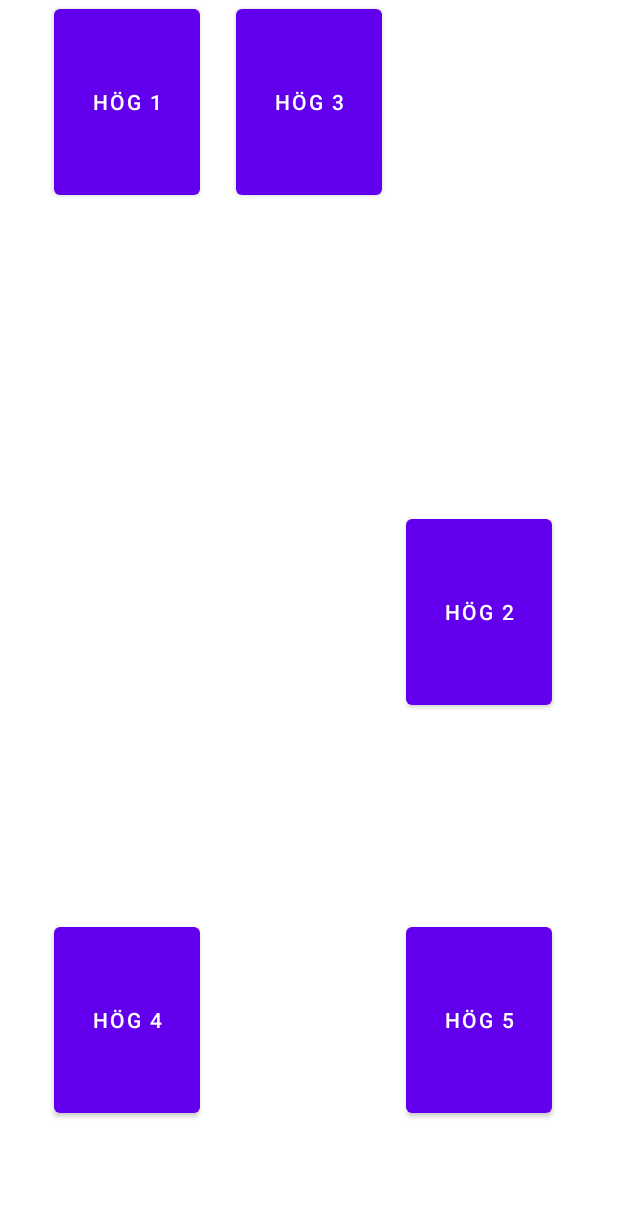
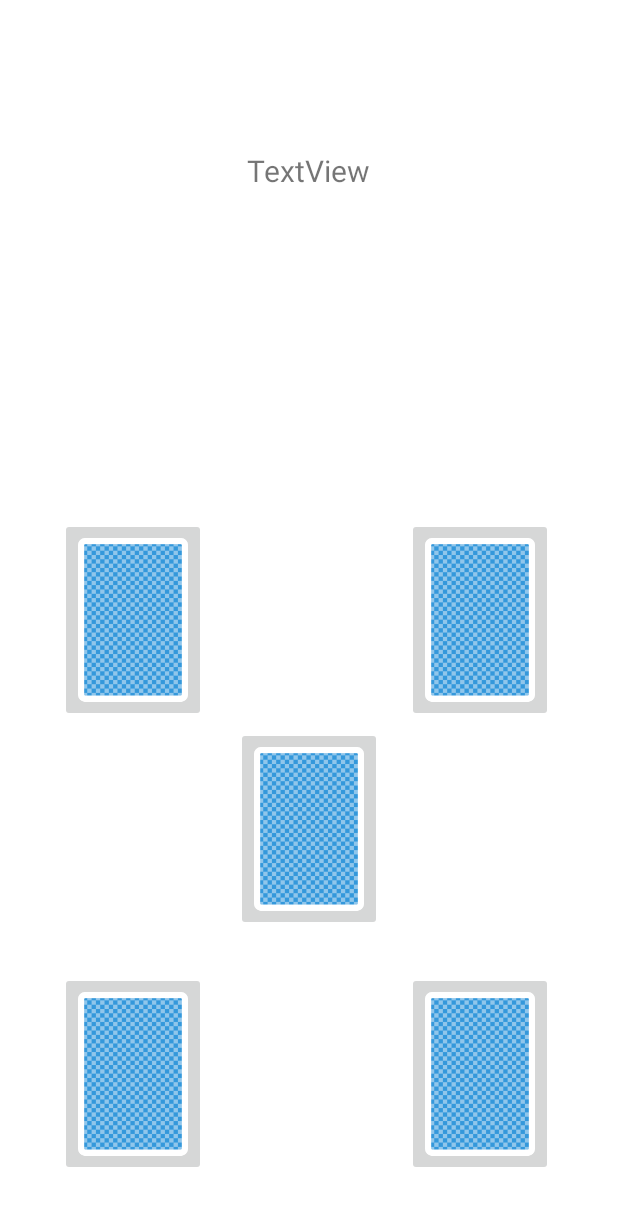
Before and after one commit to VladZGarcia/Banquito2, an Android app: the layout activity_game_start.xml on its own in the app's theme, with its tools: preview values and no code run, on a phone screen of 412 x 824 dp. Shown: the top 1206 px of the screen. Run offline under Robolectric (Android 15) with nearby library versions, the phone set to English and light mode, and no system bars.

Commit message:
second commit

```diff
--- a/app/src/main/java/com/example/banquito2/banquitoGame.kt
+++ b/app/src/main/java/com/example/banquito2/banquitoGame.kt
@@ -30,7 +30,7 @@ class banquitoGame : AppCompatActivity() {
 
         button.setOnClickListener {
 
-            val intent = Intent( this, gameStartActivity::class.java)
+            val intent = Intent( this, GameStartActivity::class.java)
             intent.putExtra("nameText", nameText)
 
             startActivity(intent)
--- a/app/src/main/java/com/example/banquito2/gameStartActivity.kt
+++ b/app/src/main/java/com/example/banquito2/gameStartActivity.kt
@@ -3,9 +3,10 @@ package com.example.banquito2
 import androidx.appcompat.app.AppCompatActivity
 import android.os.Bundle
 import android.widget.Button
+import android.widget.ImageView
 import android.widget.TextView
 
-class gameStartActivity : AppCompatActivity() {
+class GameStartActivity : AppCompatActivity() {
 
     lateinit var infoTextView : TextView
 
@@ -17,13 +18,14 @@ class gameStartActivity : AppCompatActivity() {
 
         val name = intent.getStringExtra("name")
 
-        infoTextView.text = "Banken har delat up korten i fem högar, vilken vill du ha? "
+        infoTextView.text = "Banken har delat up korten i fem högar, $name vilken vill du ha? "
 
-        val cardButton1 =findViewById<Button>(R.id.cardButton1)
-        val cardButton2 =findViewById<Button>(R.id.cardButton2)
-        val cardButton3 =findViewById<Button>(R.id.cardButton3)
-        val cardButton4 =findViewById<Button>(R.id.cardButton4)
-        val cardButton5 =findViewById<Button>(R.id.cardButton5)
+        val cardButton1 = findViewById<ImageView>(R.id.cardButton1)
+        //val cardButton1.setImageResource(R.drawable.)
+        val cardButton2 =findViewById<ImageView>(R.id.cardButton2)
+        val cardButton3 =findViewById<ImageView>(R.id.cardButton3)
+        val cardButton4 =findViewById<ImageView>(R.id.cardButton4)
+        val cardButton5 =findViewById<ImageView>(R.id.cardButton5)
 
 
 
--- a/app/src/main/res/layout/activity_game_start.xml
+++ b/app/src/main/res/layout/activity_game_start.xml
@@ -6,61 +6,59 @@
     android:layout_height="match_parent"
     tools:context=".gameStartActivity">
 
-    <Button
+    <ImageButton
+        android:id="@+id/cardButton4"
+        android:layout_width="97dp"
+        android:layout_height="136dp"
+        android:layout_marginStart="40dp"
+        android:layout_marginBottom="40dp"
+        android:scaleType="centerInside"
+        app:layout_constraintBottom_toBottomOf="parent"
+        app:layout_constraintStart_toStartOf="parent"
+        app:srcCompat="@drawable/peter_river"
+        tools:ignore="SpeakableTextPresentCheck" />
+
+    <ImageButton
         android:id="@+id/cardButton2"
         android:layout_width="97dp"
         android:layout_height="136dp"
-        android:layout_marginBottom="348dp"
-        android:text="Hög 2"
+        android:layout_marginEnd="40dp"
+        android:scaleType="centerInside"
+        app:layout_constraintBottom_toTopOf="@+id/cardButton5"
+        app:layout_constraintEnd_toEndOf="parent"
+        app:layout_constraintHorizontal_bias="0.978"
+        app:layout_constraintStart_toEndOf="@+id/cardButton1"
+        app:layout_constraintTop_toTopOf="parent"
+        app:layout_constraintVertical_bias="0.675"
+        app:srcCompat="@drawable/peter_river"
+        tools:ignore="SpeakableTextPresentCheck" />
+
+    <ImageButton
+        android:id="@+id/cardButton5"
+        android:layout_width="97dp"
+        android:layout_height="136dp"
+        android:layout_marginEnd="40dp"
+        android:layout_marginBottom="40dp"
+        android:scaleType="centerInside"
         app:layout_constraintBottom_toBottomOf="parent"
         app:layout_constraintEnd_toEndOf="parent"
-        app:layout_constraintHorizontal_bias="0.756"
-        app:layout_constraintStart_toEndOf="@+id/cardButton1" />
+        app:layout_constraintHorizontal_bias="0.978"
+        app:layout_constraintStart_toEndOf="@+id/cardButton4"
+        app:srcCompat="@drawable/peter_river"
+        tools:ignore="SpeakableTextPresentCheck" />
 
-    <Button
-        android:id="@+id/cardButton1"
-        android:layout_width="97dp"
-        android:layout_height="136dp"
-        android:layout_marginStart="36dp"
-        android:text="Hög 1"
-        app:layout_constraintStart_toStartOf="parent"
-        tools:layout_editor_absoluteY="246dp" />
-
-    <Button
-        android:id="@+id/cardButton4"
-        android:layout_width="97dp"
-        android:layout_height="136dp"
-        android:layout_marginBottom="76dp"
-        android:text="Hög 4"
-        app:layout_constraintBottom_toBottomOf="parent"
-        app:layout_constraintEnd_toStartOf="@+id/cardButton3"
-        app:layout_constraintHorizontal_bias="0.6"
-        app:layout_constraintStart_toStartOf="parent"
-        app:layout_constraintTop_toBottomOf="@+id/cardButton1"
-        app:layout_constraintVertical_bias="1.0" />
-
-    <Button
+    <ImageButton
         android:id="@+id/cardButton3"
         android:layout_width="97dp"
         android:layout_height="136dp"
-        android:text="Hög 3"
-        app:layout_constraintEnd_toStartOf="@+id/cardButton2"
-        app:layout_constraintHorizontal_bias="0.6"
-        app:layout_constraintStart_toEndOf="@+id/cardButton1"
-        tools:layout_editor_absoluteY="382dp" />
-
-    <Button
-        android:id="@+id/cardButton5"
-        android:layout_width="97dp"
-        android:layout_height="136dp"
-        android:layout_marginEnd="44dp"
-        android:text="Hög 5"
+        android:scaleType="centerInside"
         app:layout_constraintBottom_toBottomOf="parent"
         app:layout_constraintEnd_toEndOf="parent"
-        app:layout_constraintHorizontal_bias="1.0"
-        app:layout_constraintStart_toEndOf="@+id/cardButton3"
-        app:layout_constraintTop_toBottomOf="@+id/cardButton2"
-        app:layout_constraintVertical_bias="0.641" />
+        app:layout_constraintStart_toStartOf="parent"
+        app:layout_constraintTop_toTopOf="parent"
+        app:layout_constraintVertical_bias="0.704"
+        app:srcCompat="@drawable/peter_river"
+        tools:ignore="SpeakableTextPresentCheck" />
 
     <TextView
         android:id="@+id/infoTextView"
@@ -71,11 +69,22 @@
         android:justificationMode="inter_word"
         android:text="TextView"
         android:textSize="20sp"
-        app:layout_constraintBottom_toTopOf="@+id/cardButton3"
         app:layout_constraintEnd_toEndOf="parent"
         app:layout_constraintHorizontal_bias="0.498"
         app:layout_constraintStart_toStartOf="parent"
+        app:layout_constraintTop_toTopOf="parent" />
+
+    <ImageButton
+        android:id="@+id/cardButton1"
+        android:layout_width="97dp"
+        android:layout_height="136dp"
+        android:layout_marginStart="40dp"
+        android:scaleType="centerInside"
+        app:layout_constraintBottom_toTopOf="@+id/cardButton4"
+        app:layout_constraintStart_toStartOf="parent"
         app:layout_constraintTop_toTopOf="parent"
-        app:layout_constraintVertical_bias="0.015" />
+        app:layout_constraintVertical_bias="0.675"
+        app:srcCompat="@drawable/peter_river"
+        tools:ignore="SpeakableTextPresentCheck" />
 
 </androidx.constraintlayout.widget.ConstraintLayout>
```
Also changed, not shown: app/src/main/res/drawable/a.png (added), app/src/main/res/drawable/eight.png (added), app/src/main/res/drawable/five.png (added), app/src/main/res/drawable/four.png (added), app/src/main/res/drawable/j.png (added), app/src/main/res/drawable/k.png (added), app/src/main/res/drawable/nine.png (added), app/src/main/res/drawable/peter_river.png (added), app/src/main/res/drawable/q.png (added), app/src/main/res/drawable/seven.png (added), app/src/main/res/drawable/six.png (added), app/src/main/res/drawable/t.png (added), app/src/main/res/drawable/three.png (added), app/src/main/res/drawable/two.png (added).
